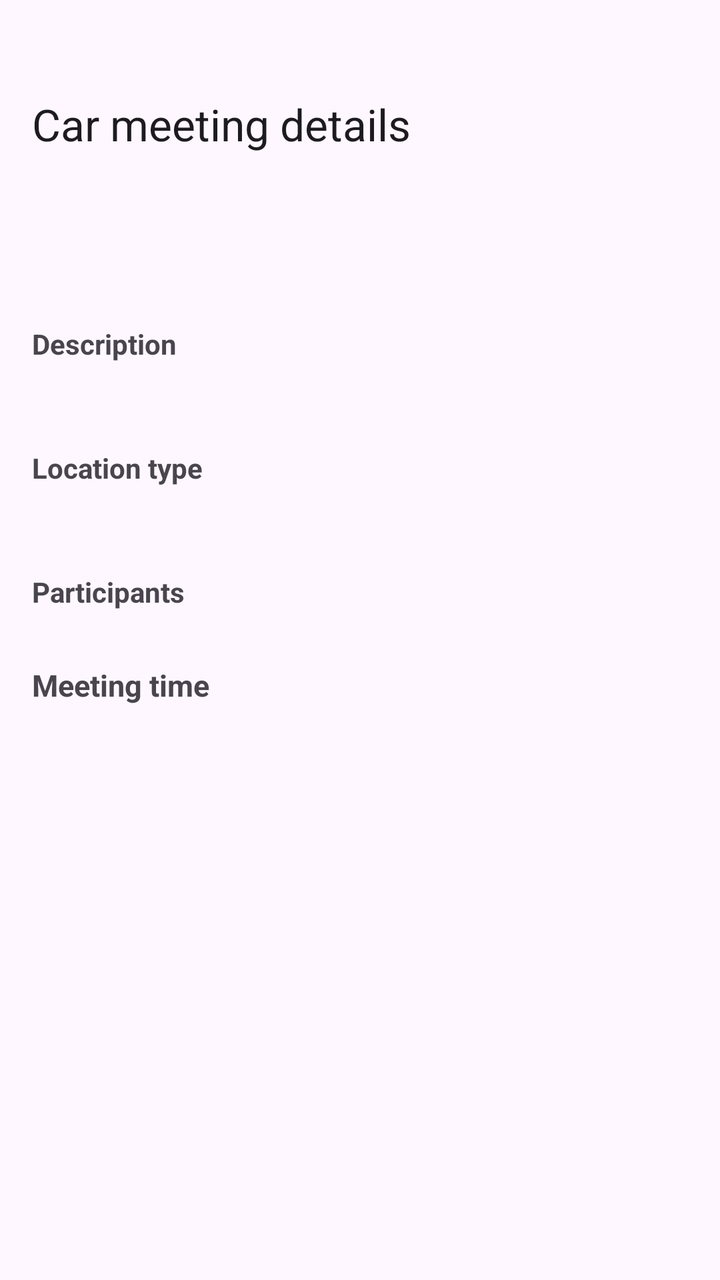
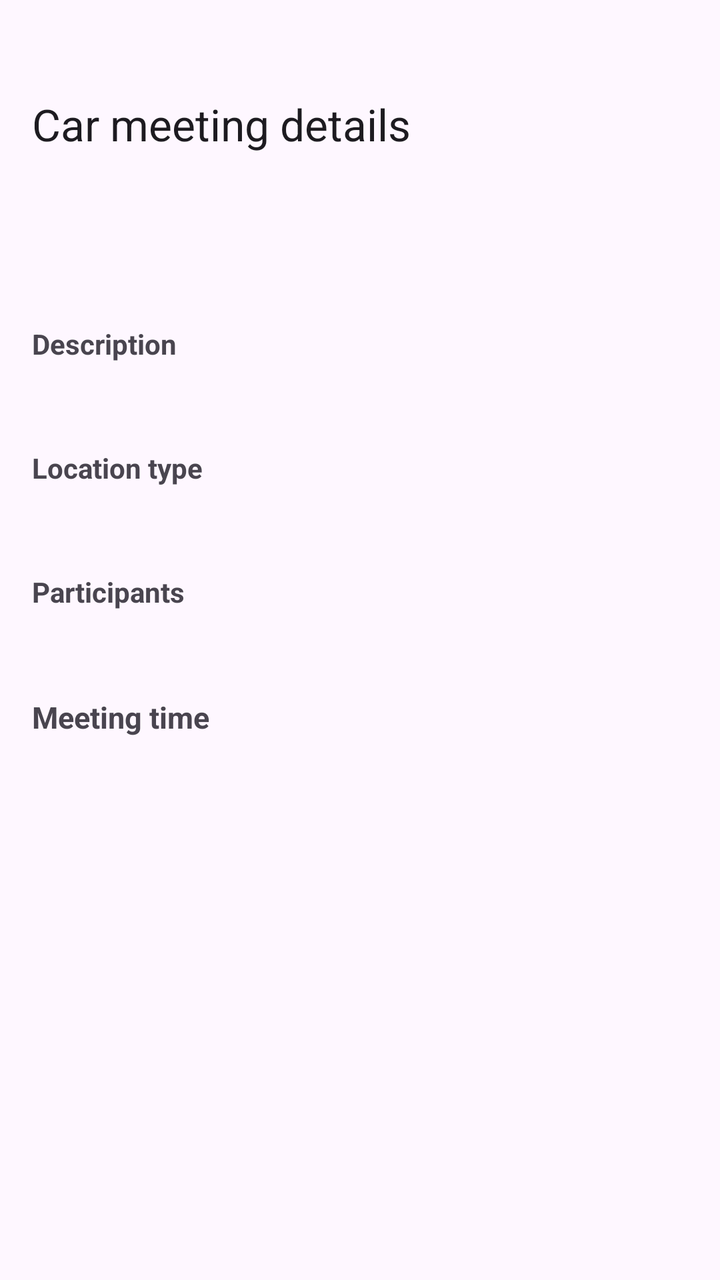

Compare the two renders of this Android layout. The source of the first and the diff that turns it into the second are given below.
<!-- AndroidManifest.xml: application theme Theme.REVmeet -->
<!-- res/layout/activity_meeting_detail.xml -->
<?xml version="1.0" encoding="utf-8"?>
<LinearLayout xmlns:android="http://schemas.android.com/apk/res/android"
    xmlns:app="http://schemas.android.com/apk/res-auto"
    android:layout_width="match_parent"
    android:layout_height="match_parent"
    android:orientation="vertical">

    <com.google.android.material.appbar.MaterialToolbar
        android:id="@+id/toolbarDetail"
        android:layout_width="match_parent"
        android:layout_height="?attr/actionBarSize"
        android:layout_marginTop="30dp"
        app:title="@string/meeting_detail_title" />

    <ScrollView
        android:layout_width="match_parent"
        android:layout_height="match_parent">

        <LinearLayout
            android:layout_width="match_parent"
            android:layout_height="wrap_content"
            android:orientation="vertical"
            android:padding="16dp">

            <TextView
                android:id="@+id/detailTitle"
                android:layout_width="match_parent"
                android:layout_height="wrap_content"
                android:textSize="24sp"
                android:textStyle="bold" />

            <TextView
                android:id="@+id/labelDescription"
                android:layout_width="match_parent"
                android:layout_height="wrap_content"
                android:layout_marginTop="20dp"
                android:text="@string/label_description"
                android:textStyle="bold" />

            <TextView
                android:id="@+id/detailDescription"
                android:layout_width="match_parent"
                android:layout_height="wrap_content"
                android:layout_marginTop="4dp" />

            <TextView
                android:id="@+id/labelLocationType"
                android:layout_width="match_parent"
                android:layout_height="wrap_content"
                android:layout_marginTop="20dp"
                android:text="@string/label_location_type"
                android:textStyle="bold" />

            <TextView
                android:id="@+id/detailLocationType"
                android:layout_width="match_parent"
                android:layout_height="wrap_content"
                android:layout_marginTop="4dp" />

            <TextView
                android:id="@+id/labelParticipants"
                android:layout_width="match_parent"
                android:layout_height="wrap_content"
                android:layout_marginTop="20dp"
                android:text="@string/label_participants"
                android:textStyle="bold" />

            <TextView
                android:id="@+id/detailParticipantCount"
                android:layout_width="match_parent"
                android:layout_height="wrap_content"
                android:layout_marginTop="4dp" />

            <TextView
                android:id="@+id/label_meetingDate"
                android:layout_width="match_parent"
                android:layout_height="36dp"
                android:layout_marginTop="4dp"
                android:text="@string/label_meetingTime"
                android:textSize="15sp"
                android:textStyle="bold" />

            <TextView
                android:id="@+id/startsAt"
                android:layout_width="111dp"
                android:layout_height="43dp"
                android:layout_marginTop="4dp" />

        </LinearLayout>
    </ScrollView>
</LinearLayout>
<!-- resources referenced by this layout -->
<resources>
  <string name="label_description">Description</string>
  <string name="label_location_type">Location type</string>
  <string name="label_meetingTime">Meeting time</string>
  <string name="label_participants">Participants</string>
  <string name="meeting_detail_title">Car meeting details</string>
  <style name="Theme.REVmeet" parent="Base.Theme.REVmeet" />
  <style name="Base.Theme.REVmeet" parent="Theme.Material3.DayNight.NoActionBar">
          
          
      </style>
</resources>

<!-- the commit's change to res/layout/activity_meeting_detail.xml (unified diff, before → after) -->
@@ -74,16 +74,16 @@
             <TextView
                 android:id="@+id/label_meetingDate"
                 android:layout_width="match_parent"
-                android:layout_height="36dp"
-                android:layout_marginTop="4dp"
+                android:layout_height="wrap_content"
+                android:layout_marginTop="20dp"
                 android:text="@string/label_meetingTime"
                 android:textSize="15sp"
                 android:textStyle="bold" />
 
             <TextView
                 android:id="@+id/startsAt"
-                android:layout_width="111dp"
-                android:layout_height="43dp"
+                android:layout_width="match_parent"
+                android:layout_height="wrap_content"
                 android:layout_marginTop="4dp" />
 
         </LinearLayout>
<!-- resource entries referenced after the edit -->
@@ -7,8 +7,31 @@
   <string name="meeting_detail_title">Car meeting details</string>
   <style name="Theme.REVmeet" parent="Base.Theme.REVmeet" />
   <style name="Base.Theme.REVmeet" parent="Theme.Material3.DayNight.NoActionBar">
-          
-          
+          <item name="colorPrimary">#45206B</item>
+          <item name="colorOnPrimary">#494949</item>
+          <item name="colorPrimaryContainer">#7F748A</item>
+          <item name="colorOnPrimaryContainer">#241039</item>
+  
+          <item name="colorSecondary">#264A78</item>
+          <item name="colorOnSecondary">#DC52E2</item>
+          <item name="colorSecondaryContainer">#123F8A</item>
+          <item name="colorOnSecondaryContainer">#101F35</item>
+  
+          <item name="colorTertiary">#836E7A</item>
+          <item name="colorOnTertiary">#DB2D2D</item>
+          <item name="colorTertiaryContainer">#6D525F</item>
+          <item name="colorOnTertiaryContainer">#3B0A27</item>
+  
+          <item name="colorSurface">#FBEEFB</item>
+          <item name="colorOnSurface">#1D1A22</item>
+          <item name="colorSurfaceVariant">#2C2A2F</item>
+          <item name="colorOnSurfaceVariant">#494451</item>
+          <item name="colorOutline">#79717F</item>
+  
+          <item name="android:statusBarColor">#301747</item>
+          <item name="android:navigationBarColor">#FFFBFF</item>
+          <item name="android:windowLightStatusBar">false</item>
+          <item name="android:windowLightNavigationBar">true</item>
       </style>
 </resources>
 
